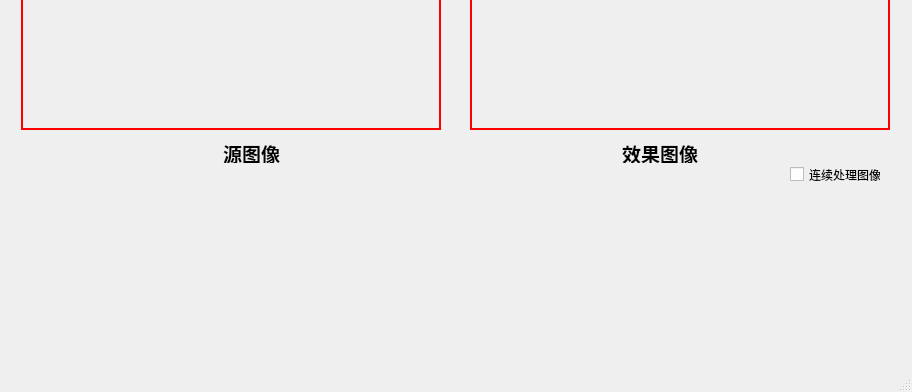
First picture: the form in base_process.ui, repository Crespo-dong/picture_process, before the edit; both pictures show x 0 to 912 and y 324 to 716 of the 912 by 716 pixel window.
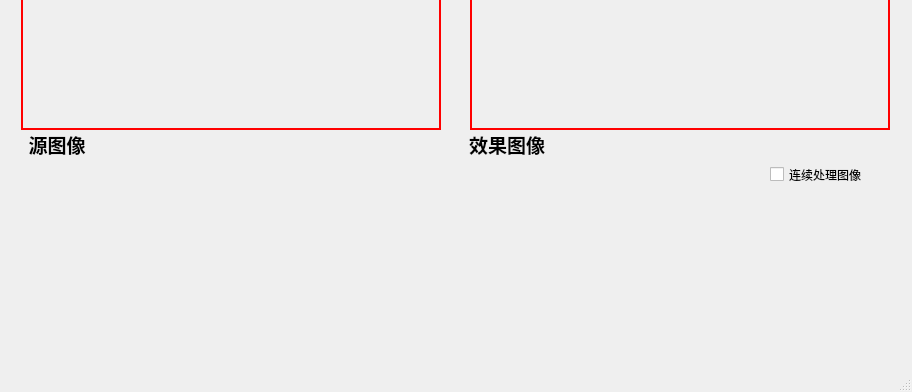
Second picture: the form after the edit.

What changed in the file:
```diff
--- a/base_process.ui
+++ b/base_process.ui
@@ -77,9 +77,9 @@
    <widget class="QCheckBox" name="is_single_process">
     <property name="geometry">
      <rect>
-      <x>790</x>
+      <x>770</x>
       <y>460</y>
-      <width>91</width>
+      <width>121</width>
       <height>31</height>
      </rect>
     </property>
@@ -87,18 +87,15 @@
      <string>连续处理图像</string>
     </property>
    </widget>
-   <widget class="QWidget" name="layoutWidget">
-    <property name="geometry">
-     <rect>
-      <x>50</x>
-      <y>440</y>
-      <width>811</width>
-      <height>24</height>
-     </rect>
-    </property>
-    <layout class="QHBoxLayout" name="horizontalLayout">
-     <item>
       <widget class="QLabel" name="labelsrctxt">
+    <property name="geometry">
+     <rect>
+      <x>21</x>
+      <y>431</y>
+      <width>72</width>
+      <height>26</height>
+     </rect>
+    </property>
        <property name="layoutDirection">
         <enum>Qt::LeftToRight</enum>
        </property>
@@ -106,9 +103,15 @@
         <string>&lt;html&gt;&lt;head/&gt;&lt;body&gt;&lt;p align=&quot;center&quot;&gt;&lt;span style=&quot; font-size:14pt; font-weight:600;&quot;&gt;源图像&lt;/span&gt;&lt;/p&gt;&lt;/body&gt;&lt;/html&gt;</string>
        </property>
       </widget>
-     </item>
-     <item>
       <widget class="QLabel" name="labelsrctxt_2">
+    <property name="geometry">
+     <rect>
+      <x>459</x>
+      <y>431</y>
+      <width>96</width>
+      <height>26</height>
+     </rect>
+    </property>
        <property name="layoutDirection">
         <enum>Qt::LeftToRight</enum>
        </property>
@@ -116,9 +119,6 @@
         <string>&lt;html&gt;&lt;head/&gt;&lt;body&gt;&lt;p align=&quot;center&quot;&gt;&lt;span style=&quot; font-size:14pt; font-weight:600;&quot;&gt;效果图像&lt;/span&gt;&lt;/p&gt;&lt;/body&gt;&lt;/html&gt;</string>
        </property>
       </widget>
-     </item>
-    </layout>
-   </widget>
   </widget>
   <widget class="QMenuBar" name="menubar">
    <property name="geometry">
```
Left out of the diff: 8 changed lines with no effect on the pictures. Lines whose indentation alone changed are shown as unchanged.
